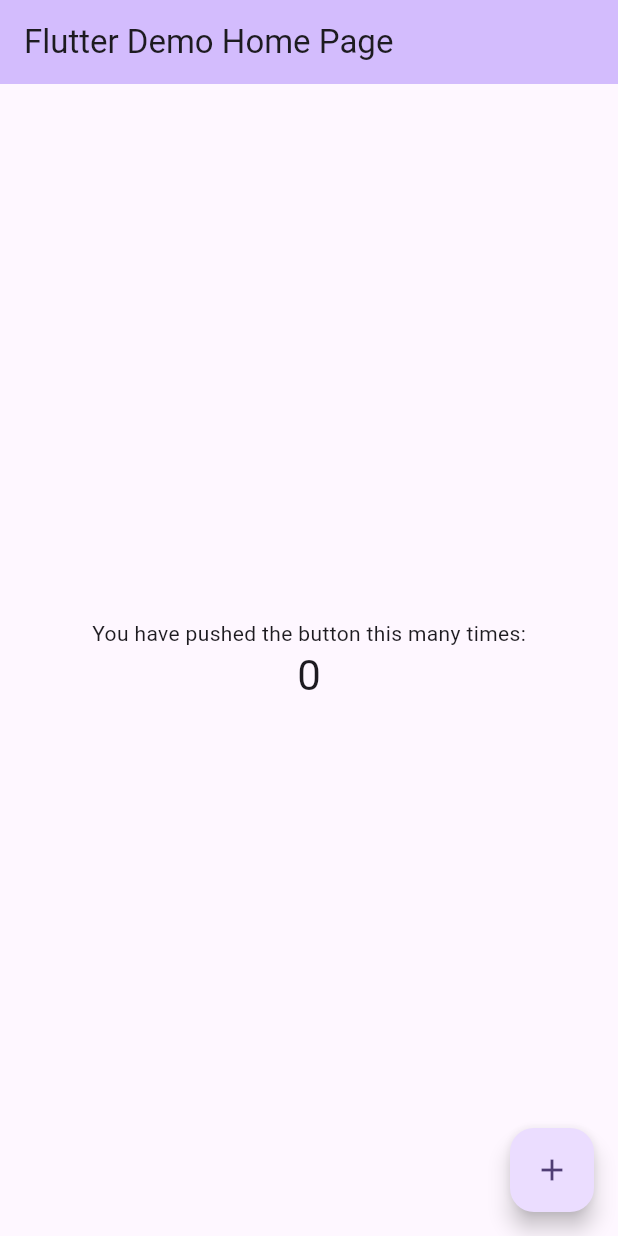
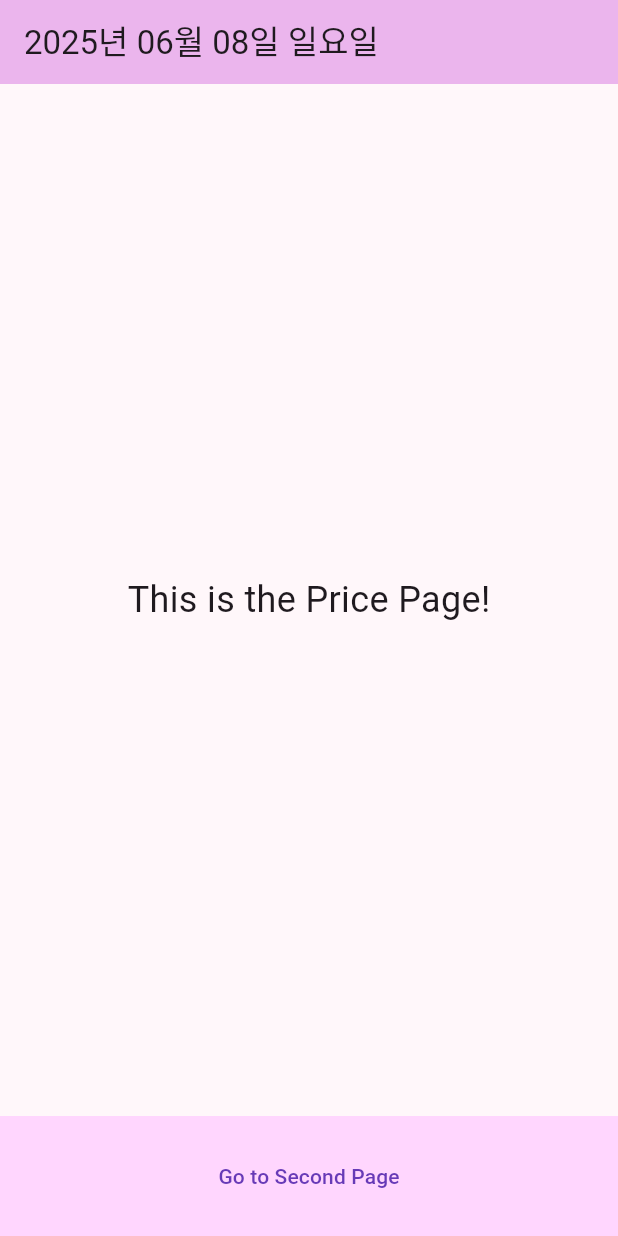
Before and after one commit to wrathofhorde/flutter, a Flutter app: the screen it shows after launch, on a phone screen of 412 x 824 dp. Run offline on Flutter 3.47's test engine with Material 3 defaults, Android fonts, the phone set to English and light mode, and no system bars; missing offline and left inert: window_manager.

Commit message:
add second page

```diff
--- a/hello/lib/main.dart
+++ b/hello/lib/main.dart
@@ -1,6 +1,31 @@
 import 'package:flutter/material.dart';
+import 'package:intl/date_symbol_data_local.dart';
+import 'package:window_manager/window_manager.dart';
+// user defined
+import 'package:hello/pages/graph_page.dart';
+import 'package:hello/pages/price_page.dart';
 
-void main() {
+void main() async {
+  const windowSize = Size(1024, 720);
+  WidgetsFlutterBinding.ensureInitialized(); // Flutter 엔진 초기화 보장
+  await windowManager.ensureInitialized();
+
+  // 창 옵션 설정
+  WindowOptions windowOptions = const WindowOptions(
+    size: windowSize, // 원하는 폭과 높이 설정 (예: 폭 360, 높이 800)
+    center: false, // 창을 화면 중앙에 배치
+    skipTaskbar: false, // 작업 표시줄에 앱 표시
+    titleBarStyle: TitleBarStyle.normal, // 일반적인 타이틀 바 사용
+    minimumSize: windowSize, // 창의 최소 크기를 고정 크기와 동일하게 설정
+    maximumSize: windowSize, // 창의 최대 크기를 고정 크기와 동일하게 설정
+  );
+
+  await windowManager.waitUntilReadyToShow(windowOptions, () async {
+    await windowManager.show();
+    await windowManager.focus();
+  });
+
+  await initializeDateFormatting('ko_KR', null); // 한국어 로케일 데이터 초기화
   runApp(const MyApp());
 }
 
@@ -13,110 +38,9 @@ class MyApp extends StatelessWidget {
     return MaterialApp(
       title: 'Flutter Demo',
       theme: ThemeData(
-        // This is the theme of your application.
-        //
-        // TRY THIS: Try running your application with "flutter run". You'll see
-        // the application has a purple toolbar. Then, without quitting the app,
-        // try changing the seedColor in the colorScheme below to Colors.green
-        // and then invoke "hot reload" (save your changes or press the "hot
-        // reload" button in a Flutter-supported IDE, or press "r" if you used
-        // the command line to start the app).
-        //
-        // Notice that the counter didn't reset back to zero; the application
-        // state is not lost during the reload. To reset the state, use hot
-        // restart instead.
-        //
-        // This works for code too, not just values: Most code changes can be
-        // tested with just a hot reload.
-        colorScheme: ColorScheme.fromSeed(seedColor: Colors.deepPurple),
+        colorScheme: ColorScheme.fromSeed(seedColor: Colors.purple),
       ),
-      home: const MyHomePage(title: 'Flutter Demo Home Page'),
+      home: const PricePage(),
     );
   }
 }
-
-class MyHomePage extends StatefulWidget {
-  const MyHomePage({super.key, required this.title});
-
-  // This widget is the home page of your application. It is stateful, meaning
-  // that it has a State object (defined below) that contains fields that affect
-  // how it looks.
-
-  // This class is the configuration for the state. It holds the values (in this
-  // case the title) provided by the parent (in this case the App widget) and
-  // used by the build method of the State. Fields in a Widget subclass are
-  // always marked "final".
-
-  final String title;
-
-  @override
-  State<MyHomePage> createState() => _MyHomePageState();
-}
-
-class _MyHomePageState extends State<MyHomePage> {
-  int _counter = 0;
-
-  void _incrementCounter() {
-    setState(() {
-      // This call to setState tells the Flutter framework that something has
-      // changed in this State, which causes it to rerun the build method below
-      // so that the display can reflect the updated values. If we changed
-      // _counter without calling setState(), then the build method would not be
-      // called again, and so nothing would appear to happen.
-      _counter++;
-    });
-  }
-
-  @override
-  Widget build(BuildContext context) {
-    // This method is rerun every time setState is called, for instance as done
-    // by the _incrementCounter method above.
-    //
-    // The Flutter framework has been optimized to make rerunning build methods
-    // fast, so that you can just rebuild anything that needs updating rather
-    // than having to individually change instances of widgets.
-    return Scaffold(
-      appBar: AppBar(
-        // TRY THIS: Try changing the color here to a specific color (to
-        // Colors.amber, perhaps?) and trigger a hot reload to see the AppBar
-        // change color while the other colors stay the same.
-        backgroundColor: Theme.of(context).colorScheme.inversePrimary,
-        // Here we take the value from the MyHomePage object that was created by
-        // the App.build method, and use it to set our appbar title.
-        title: Text(widget.title),
-      ),
-      body: Center(
-        // Center is a layout widget. It takes a single child and positions it
-        // in the middle of the parent.
-        child: Column(
-          // Column is also a layout widget. It takes a list of children and
-          // arranges them vertically. By default, it sizes itself to fit its
-          // children horizontally, and tries to be as tall as its parent.
-          //
-          // Column has various properties to control how it sizes itself and
-          // how it positions its children. Here we use mainAxisAlignment to
-          // center the children vertically; the main axis here is the vertical
-          // axis because Columns are vertical (the cross axis would be
-          // horizontal).
-          //
-          // TRY THIS: Invoke "debug painting" (choose the "Toggle Debug Paint"
-          // action in the IDE, or press "p" in the console), to see the
-          // wireframe for each widget.
-          mainAxisAlignment: MainAxisAlignment.center,
-          children: <Widget>[
-            const Text('You have pushed the button this many times:'),
-            Text(
-              '$_counter',
-              style: Theme.of(context).textTheme.headlineMedium,
-            ),
-          ],
-        ),
-      ),
-      floatingActionButton: FloatingActionButton(
-        onPressed: _incrementCounter,
-        tooltip: 'Increment',
-        child: const Icon(Icons.add),
-      ), // This trailing comma makes auto-formatting nicer for build methods.
-    );
-  }
-}
--- /dev/null
+++ b/hello/lib/pages/price_page.dart
@@ -0,0 +1,64 @@
+import 'package:intl/intl.dart';
+import 'package:flutter/material.dart';
+
+import 'package:hello/pages/graph_page.dart';
+
+class PricePage extends StatefulWidget {
+  const PricePage({super.key});
+
+  @override
+  State<PricePage> createState() => _PricePageState();
+}
+
+class _PricePageState extends State<PricePage> {
+  String _currentDateTitle = "";
+
+  @override
+  void initState() {
+    super.initState();
+    _updateDateTitle();
+  }
+
+  void _updateDateTitle() {
+    final now = DateTime.now();
+    final formatter = DateFormat('yyyy년 MM월 dd일 EEEE', 'ko_KR');
+    setState(() {
+      _currentDateTitle = formatter.format(now);
+    });
+  }
+
+  @override
+  Widget build(BuildContext context) {
+    return Scaffold(
+      appBar: AppBar(
+        title: Text(_currentDateTitle),
+        backgroundColor: Theme.of(context).colorScheme.inversePrimary,
+      ),
+      body: const Center(
+        child: Text('This is the Price Page!', style: TextStyle(fontSize: 24)),
+      ),
+      bottomNavigationBar: BottomAppBar(
+        color: Theme.of(context).colorScheme.primaryContainer, // 앱 테마에 맞는 색상
+        child: Row(
+          mainAxisAlignment: MainAxisAlignment.center,
+          children: [
+            TextButton(
+              // TextButton 또는 ElevatedButton 사용
+              onPressed: () {
+                // Navigator를 사용하여 새 페이지로 이동
+                Navigator.push(
+                  context,
+                  MaterialPageRoute(builder: (context) => const GraphPage()),
+                );
+              },
+              child: const Text(
+                'Go to Second Page',
+                style: TextStyle(color: Colors.deepPurple), // 버튼 텍스트 색상
+              ),
+            ),
+          ],
+        ),
+      ),
+    );
+  }
+}
--- a/hello/pubspec.yaml
+++ b/hello/pubspec.yaml
@@ -2,7 +2,7 @@ name: hello
 description: "A new Flutter project."
 # The following line prevents the package from being accidentally published to
 # pub.dev using `flutter pub publish`. This is preferred for private packages.
-publish_to: 'none' # Remove this line if you wish to publish to pub.dev
+publish_to: "none" # Remove this line if you wish to publish to pub.dev
 
 # The following defines the version and build number for your application.
 # A version number is three numbers separated by dots, like 1.2.43
@@ -34,6 +34,8 @@ dependencies:
   # The following adds the Cupertino Icons font to your application.
   # Use with the CupertinoIcons class for iOS style icons.
   cupertino_icons: ^1.0.8
+  intl: ^0.19.0 # 원하는 형식으로 날짜 포매팅
+  window_manager: ^0.3.0 # window 크기 조정
 
 dev_dependencies:
   flutter_test:
@@ -51,7 +53,6 @@ dev_dependencies:
 
 # The following section is specific to Flutter packages.
 flutter:
-
   # The following line ensures that the Material Icons font is
   # included with your application, so that you can use the icons in
   # the material Icons class.
```
Also changed, not shown: hello/lib/pages/graph_page.dart (added, +99 -0 lines), hello/lib/utils/date_title.dart (added), 9 other files.
